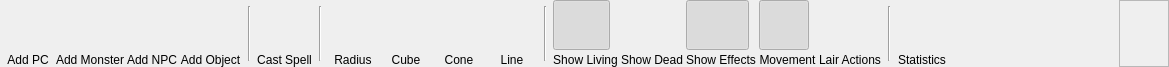
This is DMHelper/src/ribbontabbattle.ui in MMetze/DMHelper as Qt 5 draws it before an edit. The edited form follows.
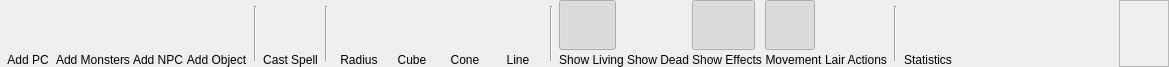
This is the edited form. Icons and pictures are not drawn. Custom widgets are drawn as their Qt base class.

What changed in the file:
```diff
--- a/DMHelper/src/ribbontabbattle.ui
+++ b/DMHelper/src/ribbontabbattle.ui
@@ -145,7 +145,7 @@
      <item>
       <widget class="QLabel" name="lblAddMonsters">
        <property name="text">
-        <string>Add Monster</string>
+        <string>Add Monsters</string>
        </property>
        <property name="alignment">
         <set>Qt::AlignBottom|Qt::AlignHCenter</set>
```
